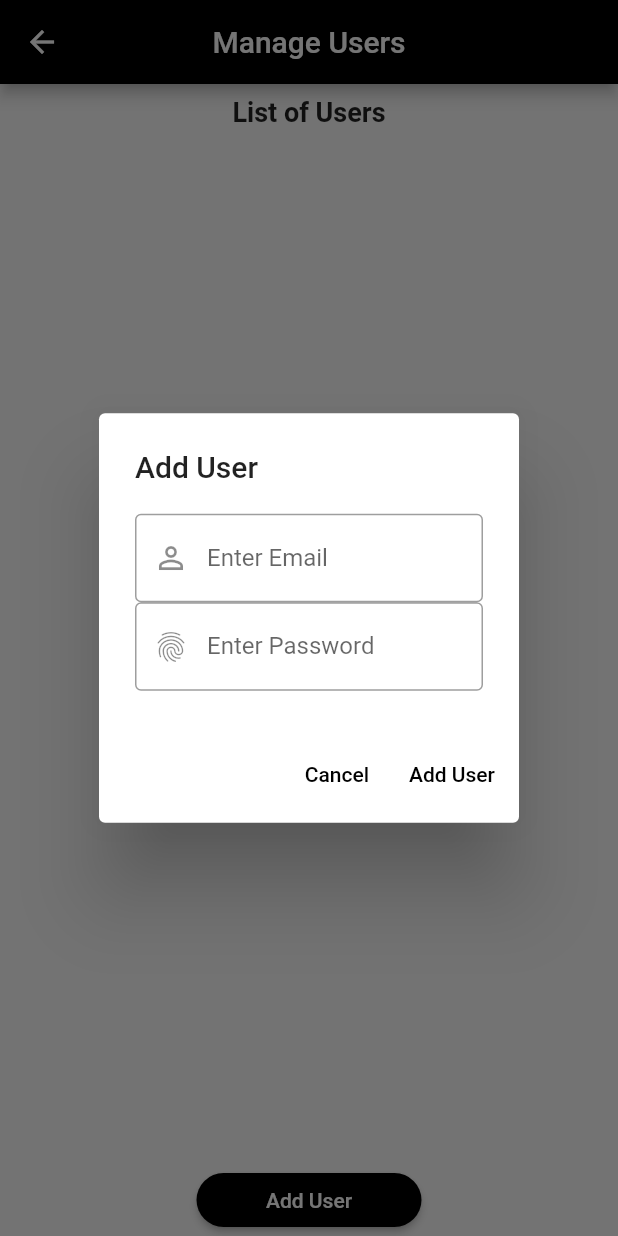
After one commit to dyonutsoo/G01_40, a Flutter app: the ManageUserScreen screen opened directly, after a tap on "Add User", on a phone screen of 412 x 824 dp. The commit adds this screen. Run offline on Flutter 3.47's test engine with Material 2 defaults, Android fonts, the phone set to English and light mode, and no system bars; our stand-ins replace cloud_firestore, firebase_auth, firebase_core, flutter_native_splash, flutter_otp_text_field, get and 2 more; missing offline and left inert: modern_form_line_awesome_icons; accounts and stored records are empty.

Commit message:
Manage User Added
Admin can now add user, edit user, delete user and view user

```diff
--- a/lib/main.dart
+++ b/lib/main.dart
@@ -27,3 +27,6 @@ class MyApp extends StatelessWidget {
       home: SplashScreen(),
     );
   }
+
+
+}
--- /dev/null
+++ b/lib/src/features/authentication/screens/manage_user/manage_user.dart
@@ -0,0 +1,302 @@
+import 'package:flutter/material.dart';
+import 'package:get/get.dart';
+import 'package:firebase_auth/firebase_auth.dart';
+import '../../../../repository/user_repository/user_repository.dart';
+import '../../../models/user_model.dart';
+
+class ManageUserScreen extends StatefulWidget {
+  const ManageUserScreen({Key? key}) : super(key: key);
+
+  @override
+  _ManageUserScreenState createState() => _ManageUserScreenState();
+}
+
+class _ManageUserScreenState extends State<ManageUserScreen> {
+  final _emailController = TextEditingController();
+  final _passwordController = TextEditingController();
+  List<UserModel> userList = [];
+
+  @override
+  void initState() {
+    super.initState();
+    _fetchUserList();
+  }
+
+  Future<void> _fetchUserList() async {
+    final userRepository = UserRepository.instance;
+    final users = await userRepository.getAllUsers();
+    if (users != null) {
+      setState(() {
+        userList = users;
+      });
+    }
+  }
+
+  Future<void> _deleteUser(String? userId) async {
+    if (userId != null) {
+      final userRepository = UserRepository.instance;
+      await userRepository.deleteUser(userId);
+      _fetchUserList();
+    }
+  }
+
+  Future<void> _showDeleteConfirmationDialog(UserModel user) async {
+    return showDialog(
+      context: context,
+      builder: (context) {
+        return AlertDialog(
+          title: const Text('Confirm Deletion'),
+          content: const Text('Are you sure you want to delete this user?'),
+          actions: <Widget>[
+            TextButton(
+              onPressed: () {
+                Navigator.of(context).pop(); // User chose not to delete
+              },
+              child: const Text('No'),
+            ),
+            TextButton(
+              onPressed: () {
+                _deleteUser(user.id); // User confirmed deletion
+                Navigator.of(context).pop();
+              },
+              child: const Text('Yes'),
+            ),
+          ],
+        );
+      },
+    );
+  }
+
+  Future<void> _registerUser(String email, String password) async {
+    final auth = FirebaseAuth.instance;
+
+    try {
+      await auth.createUserWithEmailAndPassword(
+          email: email, password: password);
+
+      // Optionally, add the user to Firestore or perform other actions.
+
+      ScaffoldMessenger.of(context).showSnackBar(
+        const SnackBar(content: Text('User registered successfully')),
+      );
+
+      _fetchUserList(); // Refresh the user list.
+
+      // Clear the text fields
+      _emailController.clear();
+      _passwordController.clear();
+    } catch (e) {
+      ScaffoldMessenger.of(context).showSnackBar(
+        const SnackBar(content: Text('Error registering user')),
+      );
+      print("Error registering user: $e");
+    }
+  }
+
+  Future<void> _showAddUserDialog() async {
+    return showDialog(
+      context: context,
+      builder: (context) {
+        return AlertDialog(
+          title: const Text('Add User'),
+          content: Column(
+            mainAxisSize: MainAxisSize.min,
+            children: [
+              TextField(
+                controller: _emailController,
+                decoration: const InputDecoration(
+                  prefixIcon: Icon(Icons.person_outline_outlined),
+                  labelText: 'Enter Email',
+                  hintText: 'Enter user\'s email',
+                  border: OutlineInputBorder(),
+                ),
+              ),
+              TextField(
+                controller: _passwordController,
+                decoration: const InputDecoration(
+                  prefixIcon: Icon(Icons.fingerprint),
+                  labelText: 'Enter Password',
+                  hintText: 'Enter user\'s password',
+                  border: OutlineInputBorder(),
+                ),
+              ),
+            ],
+          ),
+          actions: <Widget>[
+            TextButton(
+              onPressed: () {
+                Navigator.of(context).pop(); // Cancel adding user
+              },
+              child: const Text(
+                'Cancel',
+                style: TextStyle(
+                  color: Colors.black, // Change text color to black
+                ),
+              ),
+            ),
+            TextButton(
+              onPressed: () {
+                _registerUser(_emailController.text, _passwordController.text);
+                Navigator.of(context)
+                    .pop(); // Close the dialog after user registration
+              },
+              child: const Text(
+                'Add User',
+                style: TextStyle(
+                  color: Colors.black, // Change text color to black
+                ),
+              ),
+            ),
+          ],
+        );
+      },
+    );
+  }
+
+  Future<void> _editUser(UserModel user) async {
+    final userRepository = UserRepository.instance;
+
+    // Create text editing controllers for full name and email
+    final fullNameController = TextEditingController(text: user.fullName);
+    final emailController = TextEditingController(text: user.email);
+
+    // Show the edit user dialog
+    showDialog(
+      context: context,
+      builder: (context) {
+        return AlertDialog(
+          title: const Text('Edit User'),
+          content: Column(
+            mainAxisSize: MainAxisSize.min,
+            children: [
+              TextFormField(
+                controller: fullNameController,
+                decoration: const InputDecoration(
+                  labelText: 'Full Name',
+                ),
+              ),
+              TextFormField(
+                controller: emailController,
+                decoration: const InputDecoration(
+                  labelText: 'Email',
+                ),
+              ),
+            ],
+          ),
+          actions: <Widget>[
+            TextButton(
+              onPressed: () {
+                Navigator.of(context).pop(); // Cancel editing user
+              },
+              child: const Text(
+                'Cancel',
+                style: TextStyle(
+                  color: Colors.black, // Change text color to black
+                ),
+              ),
+            ),
+            TextButton(
+              onPressed: () async {
+                // Update the user's data in Firestore
+                final updatedUser = UserModel(
+                  id: user.id,
+                  email: emailController.text,
+                  fullName: fullNameController.text,
+                  phoneNo: user.phoneNo,
+                );
+                await userRepository.updateUserRecord(updatedUser);
+
+                // Close the dialog after user data is updated
+                Navigator.of(context).pop();
+
+                // Refresh the user list
+                _fetchUserList();
+              },
+              child: const Text(
+                'Save',
+                style: TextStyle(
+                  color: Colors.black, // Change text color to black
+                ),
+              ),
+            ),
+          ],
+        );
+      },
+    );
+  }
+
+  @override
+  Widget build(BuildContext context) {
+    return Scaffold(
+      appBar: AppBar(
+        backgroundColor: Colors.black,
+        title: const Text('Manage Users'),
+        centerTitle: true,
+      ),
+      body: Column(
+        children: [
+          const Padding(
+            padding: EdgeInsets.all(8.0),
+            child: Text(
+              'List of Users',
+              style: TextStyle(fontSize: 18, fontWeight: FontWeight.bold),
+            ),
+          ),
+          Expanded(
+            child: ListView.builder(
+              itemCount: userList.length,
+              itemBuilder: (context, index) {
+                final user = userList[index];
+                return ListTile(
+                  leading: const Icon(Icons.person),
+                  title: Text(user.fullName),
+                  subtitle: Text(user.email),
+                  trailing: Row(
+                    mainAxisSize: MainAxisSize.min,
+                    children: [
+                      const Text(
+                        'Edit',
+                        style: TextStyle(fontSize: 12),
+                      ),
+                      IconButton(
+                        icon: const Icon(Icons.edit),
+                        onPressed: () {
+                          _editUser(user); // Show edit user dialog
+                        },
+                      ),
+                      const Text(
+                        'Delete',
+                        style: TextStyle(fontSize: 12),
+                      ),
+                      IconButton(
+                        icon: const Icon(Icons.delete),
+                        onPressed: () {
+                          _showDeleteConfirmationDialog(
+                              user); // Show confirmation dialog
+                        },
+                      ),
+                    ],
+                  ),
+                );
+              },
+            ),
+          ),
+          SizedBox(
+            width: 150,
+            child: ElevatedButton(
+              style: ElevatedButton.styleFrom(
+                backgroundColor: Colors.black,
+                side: BorderSide.none,
+                shape: const StadiumBorder(),
+              ),
+              onPressed: () {
+                _showAddUserDialog();
+              },
+              child: const Text('Add User'),
+            ),
+          ),
+        ],
+      ),
+    );
+  }
+}
--- a/lib/src/repository/user_repository/user_repository.dart
+++ b/lib/src/repository/user_repository/user_repository.dart
@@ -36,11 +36,42 @@ class UserRepository extends GetxController {
     return userData;
   }
 
-  Future<List<UserModel>> allUser() async {
-    final snapshot = await _db.collection("Users").get();
-    final userData =
-    snapshot.docs.map((e) => UserModel.fromSnapshot(e)).toList();
-    return userData;
+  Future<List<UserModel>?> getAllUsers() async {
+    try {
+      final snapshot = await _db.collection("Users").get();
+      final userData = snapshot.docs.map((e) => UserModel.fromSnapshot(e)).toList();
+      return userData;
+    } catch (error) {
+      Get.snackbar("Error", "Failed to fetch user data. Try again",
+          snackPosition: SnackPosition.BOTTOM,
+          backgroundColor: Colors.redAccent.withOpacity(0.1),
+          colorText: Colors.red);
+      print(error.toString());
+      return null;
+    }
+  }
+
+  Future<void> deleteUser(String userId) async {
+    try {
+      await _db.collection("Users").doc(userId).delete();
+
+      Get.snackbar(
+        "Success",
+        "User has been deleted.",
+        snackPosition: SnackPosition.BOTTOM,
+        backgroundColor: Colors.green.withOpacity(0.1),
+        colorText: Colors.green,
+      );
+    } catch (error) {
+      Get.snackbar(
+        "Error",
+        "Failed to delete the user. Try again.",
+        snackPosition: SnackPosition.BOTTOM,
+        backgroundColor: Colors.redAccent.withOpacity(0.1),
+        colorText: Colors.red,
+      );
+      print(error.toString());
+    }
   }
 
   Future<void> updateUserRecord(UserModel updatedUser) async {
```
